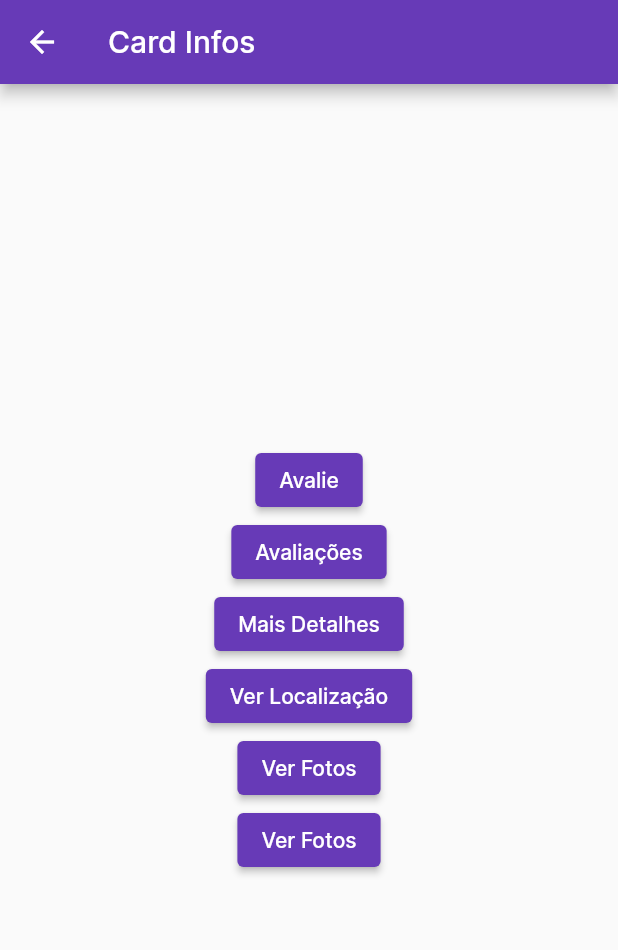
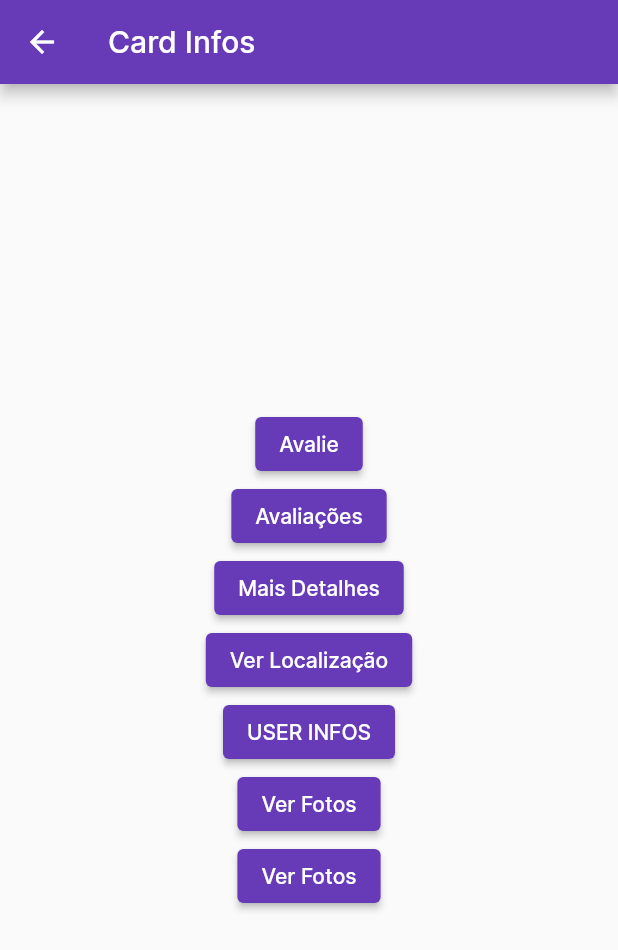
Before and after one commit to rodrigoaugusto99/git_flutter_festou, a Flutter app: the CardInfos screen opened directly with empty values, on a phone screen of 412 x 824 dp. Shown: the top 950 px of the screen. Run offline on Flutter 3.47's test engine with Material 2 defaults, Android fonts, the phone set to English and light mode, and no system bars; our stand-ins replace cloud_firestore, firebase_auth, firebase_core, flutter_riverpod, geocoding, google_maps_flutter and 3 more; missing offline and left inert: search_cep, validatorless; accounts and stored records are empty; generated files the repository leaves out were written again.

Commit message:
FESTOU-58: continuação de ajustes

```diff
--- a/lib/src/features/home/widgets/card_infos.dart
+++ b/lib/src/features/home/widgets/card_infos.dart
@@ -67,6 +67,36 @@ class _CardInfosState extends State<CardInfos> {
     );
   }
 
+  void userInfos(UserModel user) {
+    showDialog(
+      context: context,
+      builder: (context) {
+        return AlertDialog(
+          content: Column(
+            mainAxisAlignment: MainAxisAlignment.center,
+            children: [
+              const Text(
+                'Informações do Usuário:',
+                style: TextStyle(
+                  fontWeight: FontWeight.bold,
+                  fontSize: 24,
+                  color: Colors.deepPurple,
+                ),
+              ),
+              Text(user.email),
+              Text(user.name),
+              Text(user.telefone),
+              Text(user.cep),
+              Text(user.logradouro),
+              Text(user.bairro),
+              Text(user.cidade),
+            ],
+          ),
+        );
+      },
+    );
+  }
+
   @override
   Widget build(BuildContext context) {
     return Scaffold(
@@ -94,6 +124,10 @@ class _CardInfosState extends State<CardInfos> {
                 child: const Text('Ver Localização'),
               ),
               ElevatedButton(
+                onPressed: () => userInfos(widget.user),
+                child: const Text('USER INFOS'),
+              ),
+              ElevatedButton(
                 onPressed: () {},
                 child: const Text('Ver Fotos'),
               ),
--- a/lib/src/features/home/widgets/more_details.dart
+++ b/lib/src/features/home/widgets/more_details.dart
@@ -1,5 +1,4 @@
 import 'package:flutter/material.dart';
-import 'package:git_flutter_festou/src/models/space/space2.dart';
 import 'package:git_flutter_festou/src/models/space_model.dart';
 
 class MoreDetails extends StatelessWidget {
```
Also changed, not shown: lib/src/features/bottomNavBar/account options/favorites/favorites_spaces.dart (+4 -24 lines), lib/src/features/home/widgets/space_card.dart (+54 -5 lines).
